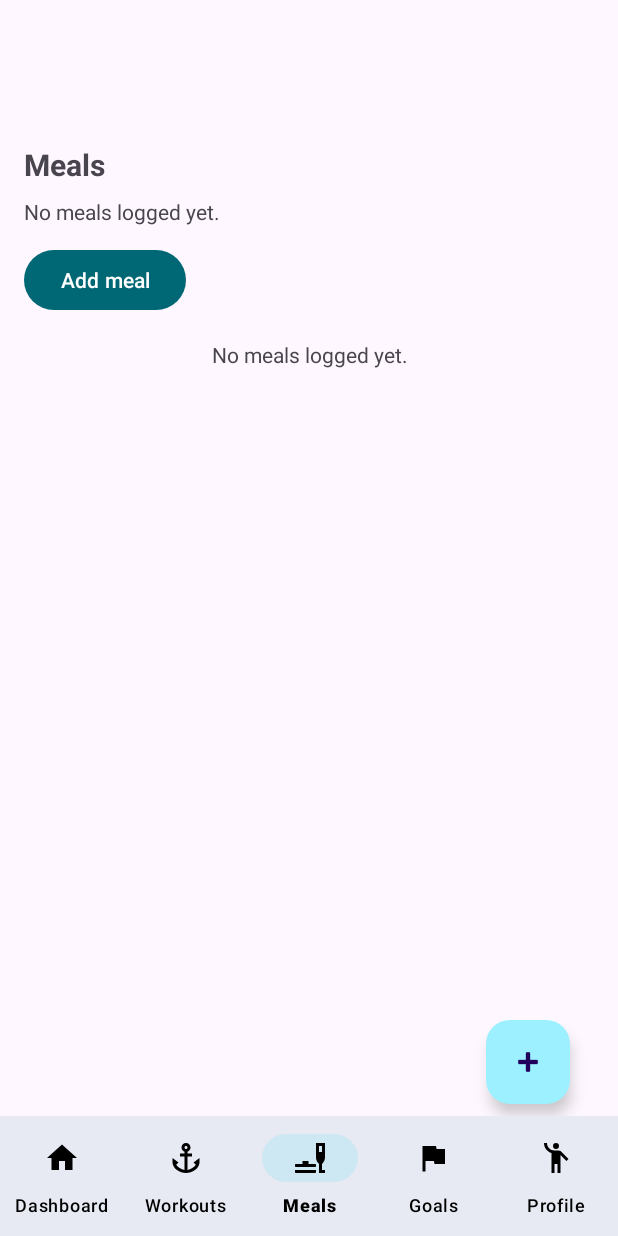
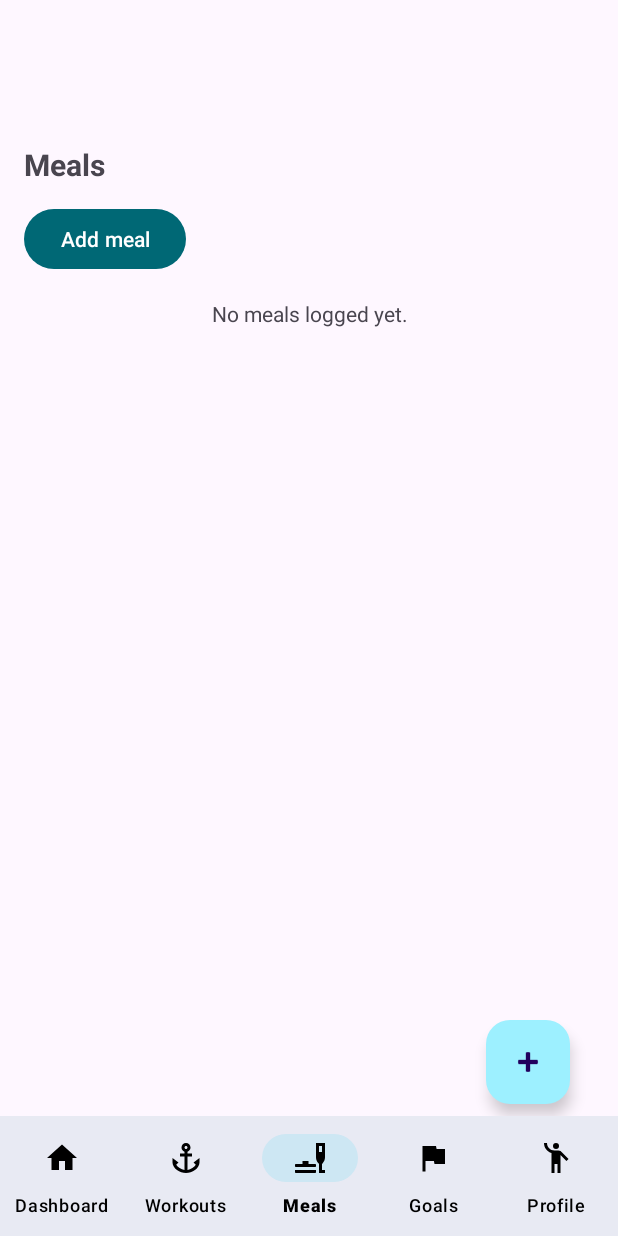
Before and after one commit to Musadaq23/NutriFit, an Android app: the screen it shows after launch once a user with an empty profile is signed in (MainActivity), item 3 of the bottom bar chosen, on a phone screen of 412 x 824 dp. Run offline under Robolectric (Android 15) with nearby library versions, the phone set to English and light mode, and no system bars; our stand-ins replace Firebase (no records; nobody signed in at launch, a user with empty details on screens opened directly); libraries missing offline, so code that uses them is left out: com.github.mikephil.charting; 15 statements that could not run were skipped.

Commit message:
UI state bug fix: "Meals not logged" printed twice on the meals tab resolved

```diff
--- a/app/src/main/java/com/example/nutrifit/ui/MealsFragment.kt
+++ b/app/src/main/java/com/example/nutrifit/ui/MealsFragment.kt
@@ -151,9 +151,13 @@ class MealsFragment : Fragment() {
         // Summary view: list meal types + calories and show a quick total.
         // Details are available by tapping to open the picker.
         if (isEmpty) {
-            binding.tvMealsData.text = "No meals logged yet."
+            // IMPORTANT: avoid duplicate "No meals logged yet." by hiding tvMealsData
+            binding.tvMealsData.visibility = View.GONE
             return
         }
+
+        // Meals exist, so show the summary text area.
+        binding.tvMealsData.visibility = View.VISIBLE
 
         val builder = StringBuilder()
         var total = 0
```
